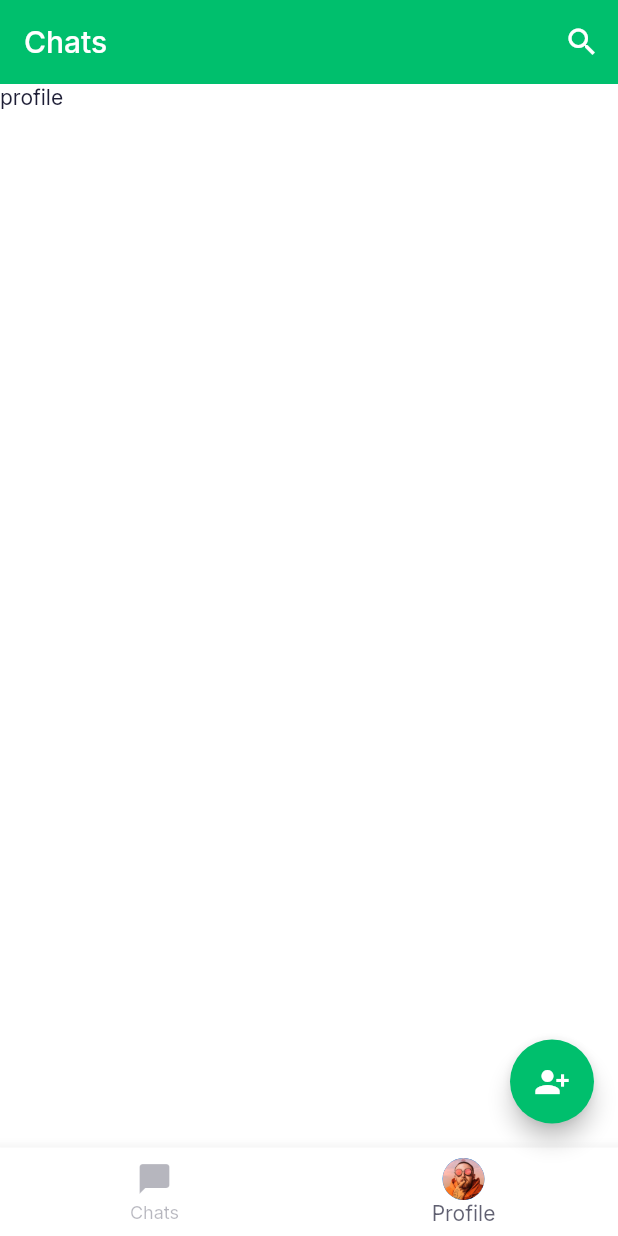
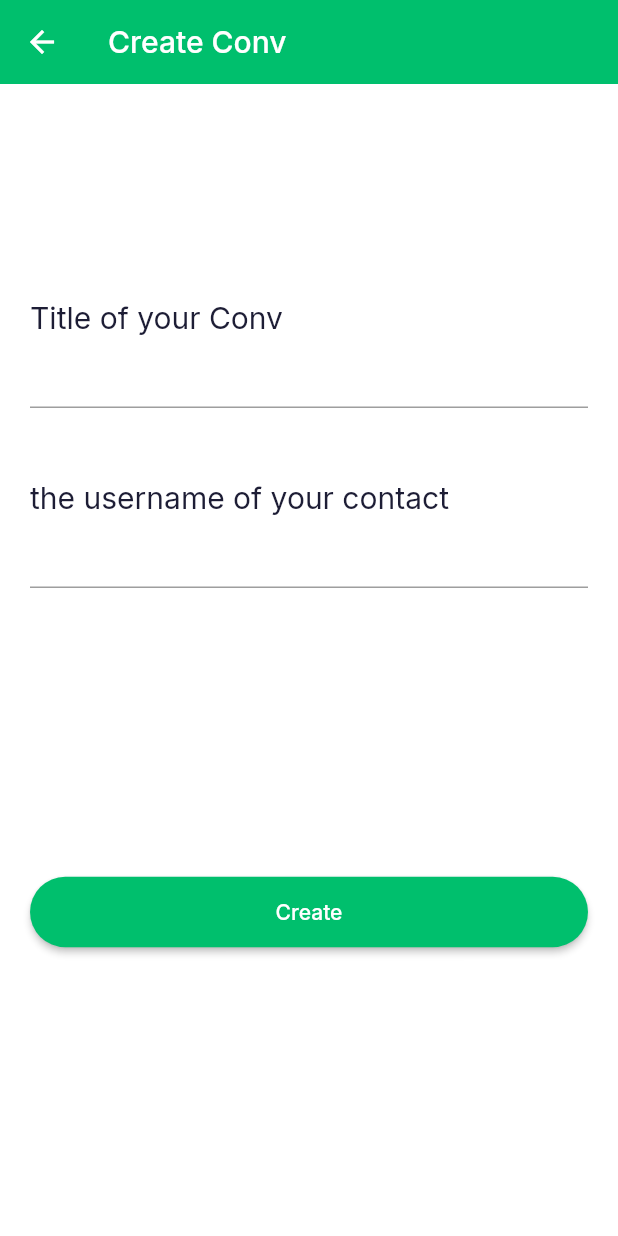
Before and after one commit to lerimeur/flutsenger, a Flutter app: the ChatsScreen screen opened directly, item 2 of the bottom bar chosen, after a tap on the "person add alt 1" icon, on a phone screen of 412 x 824 dp. Run offline on Flutter 3.47's test engine with Material 2 defaults, Android fonts, the light colour scheme and no system bars; our stand-ins replace auto_size_text, fluttertoast, google_fonts; accounts and stored records are empty.

Commit message:
feat: add conversation management

```diff
--- a/flutsenger/lib/Api/ApiRequest.dart
+++ b/flutsenger/lib/Api/ApiRequest.dart
@@ -1,6 +1,7 @@
 import 'dart:convert';
 import 'dart:developer';
 
+import 'package:chat/Screens/CreateConv/CreateConv.dart';
 import 'package:flutter/material.dart';
 import 'package:http/http.dart' as http;
 
@@ -31,13 +32,12 @@ Future<User?> createUser(String username, String password) async {
 }
 
 Future<User?> logInUser(String username, String password) async {
-  var url = Uri.parse("http://localhost:8080/users/${username}");
+  var url = Uri.parse("http://localhost:8080/users/${username}/${password}");
   try {
     var response = await http.get(
       url,
     );
-    // print('Response status: ${response.statusCode}');
-    // print('Response body: ${response.body}');
+    // print('Response status: ${response.status
     var tmp = json.decode(response.body);
     // inspect(tmp);
     return User(
@@ -79,3 +79,24 @@ Future<List<Conv>> getAllConv() async {
 
   // return User(response.body);
 }
+
+void createConv(String title, String username) async {
+  var url = Uri.parse("http://localhost:8080/conv");
+  if (global_User == null) return;
+  print("GO API");
+  try {
+    var response = await http.post(
+      url,
+      body: {
+        "title": title,
+        "creator_user_uuid": global_User?.id,
+        "user_username": username,
+      },
+    );
+    inspect(response);
+    print('Response status: ${response.statusCode}');
+    print('Response body: ${response.body}');
+  } catch (e) {
+    inspect(e);
+  }
+}
--- /dev/null
+++ b/flutsenger/lib/Screens/CreateConv/CreateConv.dart
@@ -0,0 +1,84 @@
+import 'package:chat/Api/Apirequest.dart';
+import 'package:chat/components/primary_button.dart';
+import 'package:flutter/material.dart';
+
+import '../../constants.dart';
+
+class CreateConv extends StatefulWidget {
+  CreateConv({Key? key}) : super(key: key);
+
+  @override
+  _CreateConvState createState() => _CreateConvState();
+}
+
+class _CreateConvState extends State<CreateConv> {
+  TextEditingController _title = TextEditingController();
+  TextEditingController _user_username = TextEditingController();
+
+  @override
+  Widget build(BuildContext context) {
+    return Scaffold(
+        appBar: buildAppBar(context),
+        body: SafeArea(
+          child: Padding(
+            padding: const EdgeInsets.symmetric(horizontal: kDefaultPadding),
+            child: Column(
+              children: [
+                Spacer(
+                  flex: 3,
+                ),
+                SizedBox(
+                  width: double.infinity,
+                  child: Text(
+                    "Title of your Conv",
+                    style: Theme.of(context)
+                        .textTheme
+                        .headline6!
+                        .copyWith(fontWeight: FontWeight.normal),
+                    textAlign: TextAlign.left,
+                  ),
+                ),
+                TextField(controller: _title),
+                Spacer(),
+                SizedBox(
+                  width: double.infinity,
+                  child: Text(
+                    "the username of your contact",
+                    style: Theme.of(context)
+                        .textTheme
+                        .headline6!
+                        .copyWith(fontWeight: FontWeight.normal),
+                    textAlign: TextAlign.left,
+                  ),
+                ),
+                TextField(controller: _user_username),
+                Spacer(
+                  flex: 3,
+                ),
+                Spacer(),
+                PrimaryButton(
+                  press: () {
+                    if (_title.text.length == 0 ||
+                        _user_username.text.length == 0) return;
+                    createConv(_title.text, _user_username.text);
+                    Navigator.pop(context);
+                    // Login_usage(_username.text, _password.text, context);
+                  },
+                  text: "Create",
+                ),
+                Spacer(
+                  flex: 4,
+                )
+              ],
+            ),
+          ),
+        ));
+  }
+
+  AppBar buildAppBar(context) {
+    return AppBar(
+      // automaticallyImplyLeading: false,
+      title: Text("Create Conv"),
+    );
+  }
+}
--- a/flutsenger/lib/Screens/Login/Login.dart
+++ b/flutsenger/lib/Screens/Login/Login.dart
@@ -91,6 +91,7 @@ class _LoginState extends State<Login> {
 Login_usage(String username, String password, BuildContext context) async {
   final User? my_user = await logInUser(username, password);
 
+  inspect(my_user);
   if (my_user != null) {
     // inspect(my_user);
     // ignore: todo
@@ -121,6 +122,5 @@ Login_usage(String username, String password, BuildContext context) async {
       textColor: Colors.white,
       fontSize: 16.0,
     );
-    inspect(my_user);
   }
 }
--- a/flutsenger/lib/Screens/chats/chats_screen.dart
+++ b/flutsenger/lib/Screens/chats/chats_screen.dart
@@ -1,3 +1,4 @@
+import 'package:chat/Screens/CreateConv/CreateConv.dart';
 import 'package:chat/constants.dart';
 import 'package:flutter/material.dart';
 
@@ -11,7 +12,7 @@ class ChatsScreen extends StatefulWidget {
 class _ChatsScreenState extends State<ChatsScreen> {
   int _selectedIndex = 0;
 
-  List<Widget> wList = [Body(), Text("profile")];
+  List<Widget> wList = [Body(), Text(global_User!.username)];
 
   @override
   Widget build(BuildContext context) {
@@ -22,7 +23,14 @@ class _ChatsScreenState extends State<ChatsScreen> {
         children: wList,
       ),
       floatingActionButton: FloatingActionButton(
-        onPressed: () {},
+        onPressed: () {
+          Navigator.push(
+            context,
+            MaterialPageRoute(
+              builder: (context) => CreateConv(),
+            ),
+          );
+        },
         backgroundColor: kPrimaryColor,
         child: Icon(
           Icons.person_add_alt_1,
--- a/flutsenger/lib/Screens/chats/components/body.dart
+++ b/flutsenger/lib/Screens/chats/components/body.dart
@@ -1,3 +1,4 @@
+import 'dart:async';
 import 'dart:developer';
 
 import 'package:chat/Api/Apirequest.dart';
@@ -14,38 +15,41 @@ class Body extends StatefulWidget {
 }
 
 class _BodyState extends State<Body> {
-  List<Conv>? my_Conv;
+  List<Conv> my_Conv = [];
 
-  // @override
-  // void initState() {
-  //   super.initState();
-  //   if (my_Conv == null) {
-  //     setState(() {
-  //       my_Conv = getAllConv();
-  //     });
-  //   }
-  // }
+  Timer? timer;
+
+  @override
+  void dispose() {
+    timer?.cancel();
+    super.dispose();
+  }
+
+  @override
+  void initState() {
+    super.initState();
+    timer = Timer.periodic(Duration(seconds: 5), (Timer t) => refresh());
+  }
+
+  refresh() {
+    log("refresh");
+    getAllConv().then(
+      (value) => setState(
+        () {
+          my_Conv = value;
+        },
+      ),
+    );
+  }
 
   @override
   Widget build(BuildContext context) {
-    return FutureBuilder(
-      future: getAllConv(),
-      builder: (context, AsyncSnapshot<List<Conv>> snapshot) {
-        if (snapshot.hasData) {
-          my_Conv = snapshot.data;
-
-          inspect(my_Conv);
-        }
-        if (snapshot.hasError) {
-          inspect(snapshot.error);
-          return Text("snap got an error");
-        }
-        if (my_Conv != null && my_Conv!.isNotEmpty) {
+    if (my_Conv.isNotEmpty) {
       return ListView.builder(
-            itemCount: snapshot.data?.length,
+        itemCount: my_Conv.length,
         itemBuilder: (context, index) {
           return ListTile(
-                title: Text(snapshot.data![index].title),
+            title: Text(my_Conv[index].title),
           );
         },
       );
@@ -53,20 +57,5 @@ class _BodyState extends State<Body> {
     return Center(
       child: CircularProgressIndicator(),
     );
-      },
-    );
-    // return ListView.builder(
-    //   itemCount: chatsData.length,
-    //   itemBuilder: (context, index) => ChatCard(
-    //     chat: chatsData[index],
-    //     press: () => log("chat card"),
-    //     // press: () => Navigator.push(
-    //     //   context,
-    //     //   MaterialPageRoute(
-    //     //     builder: (context) => MessagesScreen(),
-    //     //   ),
-    //     // ),
-    //   ),
-    // );
   }
 }
```
Also changed, not shown: 4 other files. Lines whose indentation alone changed are shown as unchanged.
